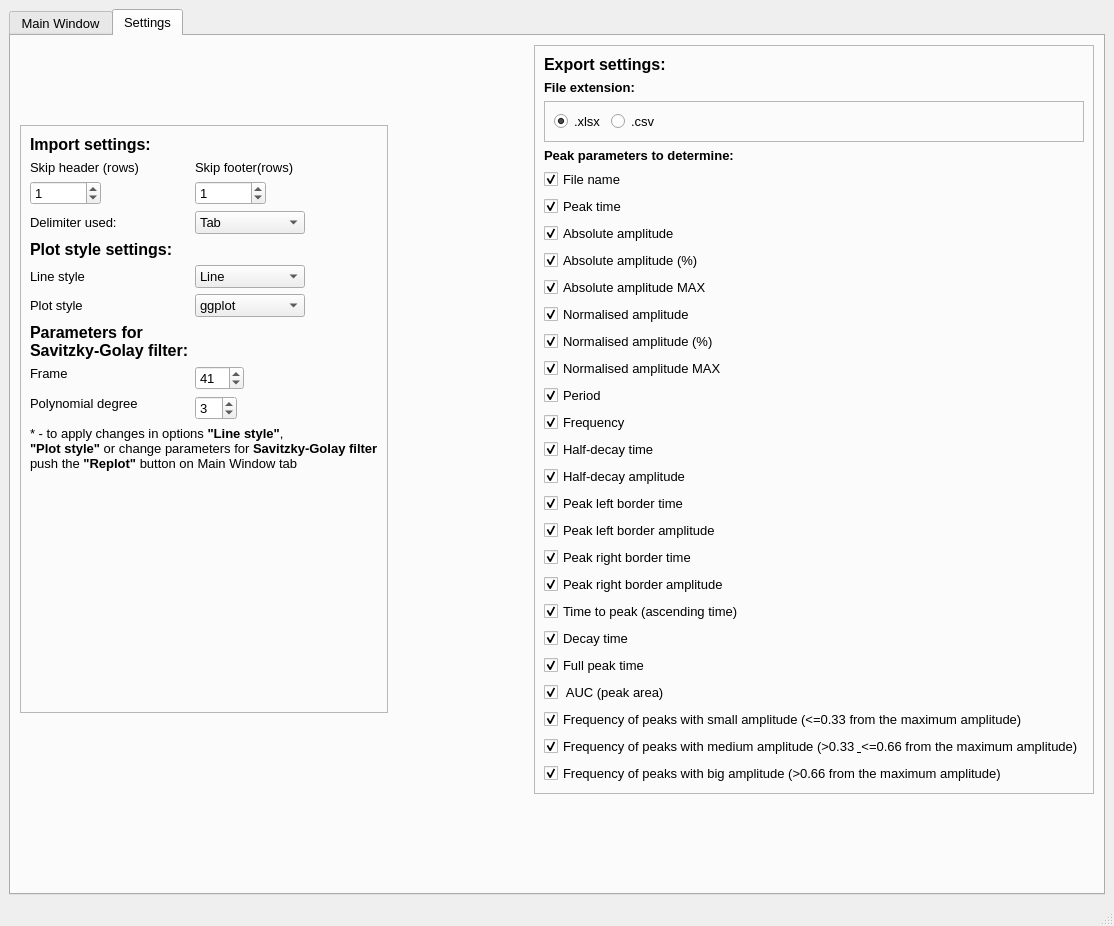
The window that PeakInspector/PeakInspector_layout.ui (ASalykin/PeakInspector) describes before a commit, drawn with Qt 5.
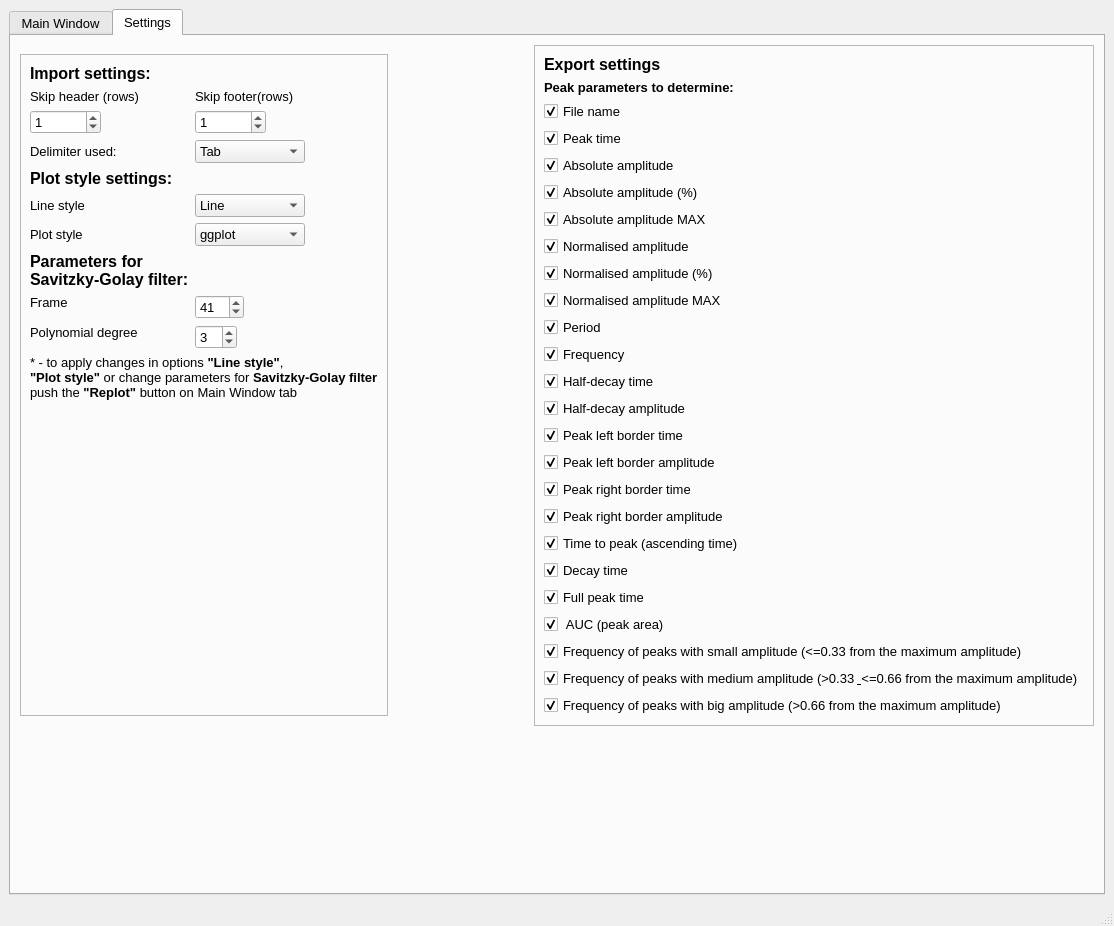
The same window after the commit. The open tabs and pages were chosen to show the change.

Commit message: I/O errors handling, navigation-driven buttons style

```diff
--- a/PeakInspector/PeakInspector_layout.ui
+++ b/PeakInspector/PeakInspector_layout.ui
@@ -893,64 +893,10 @@
               </font>
              </property>
              <property name="text">
-              <string>Export settings:</string>
+              <string>Export settings</string>
              </property>
             </widget>
            </item>
-           <item>
-            <widget class="QLabel" name="label_16">
-             <property name="font">
-              <font>
-               <weight>75</weight>
-               <bold>true</bold>
-              </font>
-             </property>
-             <property name="text">
-              <string>File extension:</string>
-             </property>
-            </widget>
-           </item>
-           <item>
-            <widget class="QFrame" name="frame">
-             <property name="frameShape">
-              <enum>QFrame::StyledPanel</enum>
-             </property>
-             <property name="frameShadow">
-              <enum>QFrame::Raised</enum>
-             </property>
-             <layout class="QFormLayout" name="formLayout">
-              <item row="0" column="0">
-               <widget class="QRadioButton" name="rbtnXlsx">
-                <property name="sizePolicy">
-                 <sizepolicy hsizetype="Expanding" vsizetype="Expanding">
-                  <horstretch>0</horstretch>
-                  <verstretch>0</verstretch>
-                 </sizepolicy>
-                </property>
-                <property name="text">
-                 <string>.xlsx</string>
-                </property>
-                <property name="checked">
-                 <bool>true</bool>
-                </property>
-               </widget>
-              </item>
-              <item row="0" column="1">
-               <widget class="QRadioButton" name="rbtCsv">
-                <property name="sizePolicy">
-                 <sizepolicy hsizetype="Expanding" vsizetype="Expanding">
-                  <horstretch>0</horstretch>
-                  <verstretch>0</verstretch>
-                 </sizepolicy>
-                </property>
-                <property name="text">
-                 <string>.csv</string>
-                </property>
-               </widget>
-              </item>
-             </layout>
-            </widget>
-           </item>
            <item>
             <widget class="QLabel" name="label_17">
              <property name="font">
@@ -1606,7 +1552,7 @@
              <property name="sizeHint" stdset="0">
               <size>
                <width>20</width>
-               <height>226</height>
+               <height>300</height>
               </size>
              </property>
             </spacer>
```
The commit also changes 1 other file.
